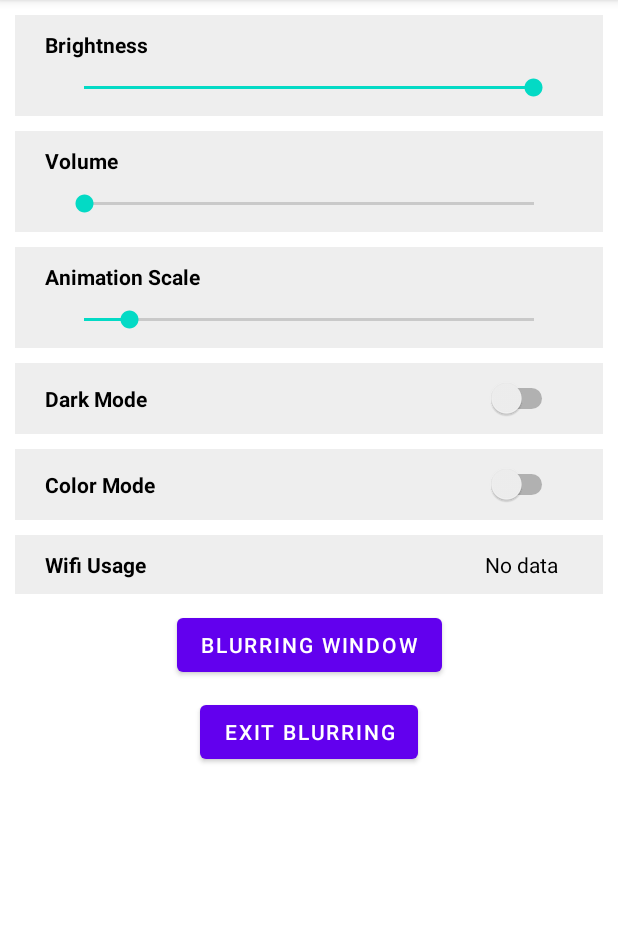
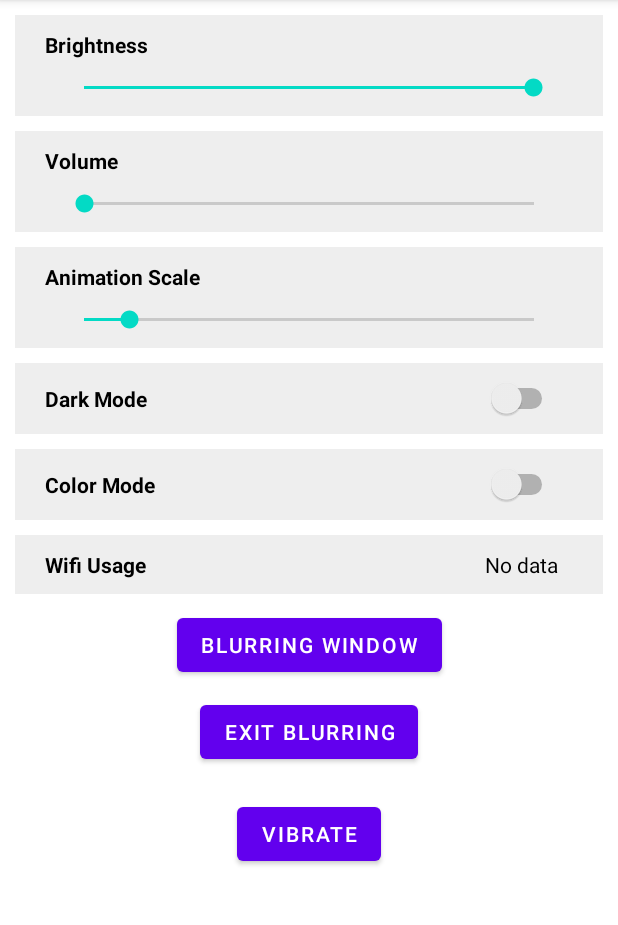
Before and after one commit to ISTHATDISTANCE/Screentime-Usability-Demo, an Android app: the screen it shows after launch (MainActivity), on a phone screen of 412 x 824 dp, the part 84-1009 px from its top. Run offline under Robolectric (Android 15) with nearby library versions, the phone set to English and light mode, and no system bars; 3 statements that could not run were skipped.

Commit message:
Add vibration

```diff
--- a/app/src/main/AndroidManifest.xml
+++ b/app/src/main/AndroidManifest.xml
@@ -10,6 +10,7 @@
         tools:ignore="ProtectedPermissions" />
     <uses-permission android:name="android.permission.FOREGROUND_SERVICE"/>
     <uses-permission android:name="android.permission.SYSTEM_ALERT_WINDOW"/>
+    <uses-permission android:name="android.permission.VIBRATE"/>
 
     <application
         android:allowBackup="true"
--- a/app/src/main/java/com/example/screentimeusabilitydemo/MainActivity.java
+++ b/app/src/main/java/com/example/screentimeusabilitydemo/MainActivity.java
@@ -17,6 +17,8 @@ import android.os.Build;
 import android.os.Bundle;
 import android.os.Handler;
 import android.os.RemoteException;
+import android.os.VibrationEffect;
+import android.os.Vibrator;
 import android.provider.Settings;
 import android.util.Log;
 import android.view.View;
@@ -184,6 +186,20 @@ public class MainActivity extends AppCompatActivity {
                 stopOverlay();
             }
         });
+
+        Vibrator vibrator = (Vibrator) getSystemService(Context.VIBRATOR_SERVICE);
+        Button vibrateBtn = (Button) findViewById(R.id.vibrateBtn);
+        vibrateBtn.setOnClickListener(new View.OnClickListener() {
+            @Override
+            public void onClick(View view) {
+                if (Build.VERSION.SDK_INT >= Build.VERSION_CODES.O) {
+                    vibrator.vibrate(VibrationEffect.createOneShot(500, VibrationEffect.DEFAULT_AMPLITUDE));
+                } else {
+                    //deprecated in API 26
+                    vibrator.vibrate(500);
+                }
+            }
+        });
     }
 
     @Override
@@ -220,7 +236,7 @@ public class MainActivity extends AppCompatActivity {
             catch (RemoteException re) {
                 Log.d("networkStatsManager", "Remote exception");
             }
-            wifiHandler.postDelayed(checkWifi, 1000);
+            wifiHandler.postDelayed(checkWifi, 10000);
         }
     };
 
--- a/app/src/main/res/layout/activity_main.xml
+++ b/app/src/main/res/layout/activity_main.xml
@@ -240,5 +240,15 @@
         app:layout_constraintStart_toStartOf="parent"
         app:layout_constraintTop_toBottomOf="@+id/blurringWindowbtn" />
 
+    <Button
+        android:id="@+id/vibrateBtn"
+        android:layout_width="wrap_content"
+        android:layout_height="wrap_content"
+        android:layout_marginTop="20dp"
+        android:text="@string/vibrate"
+        app:layout_constraintEnd_toEndOf="parent"
+        app:layout_constraintStart_toStartOf="parent"
+        app:layout_constraintTop_toBottomOf="@+id/exitBlurringBtn" />
+
 
 </androidx.constraintlayout.widget.ConstraintLayout>
--- a/app/src/main/res/values/strings.xml
+++ b/app/src/main/res/values/strings.xml
@@ -8,4 +8,5 @@
     <string name="wifi_usage"><b>Wifi Usage</b></string>
     <string name="blurring_window">Blurring Window</string>
     <string name="exit_blurring">Exit Blurring</string>
+    <string name="vibrate">Vibrate</string>
 </resources>
```
